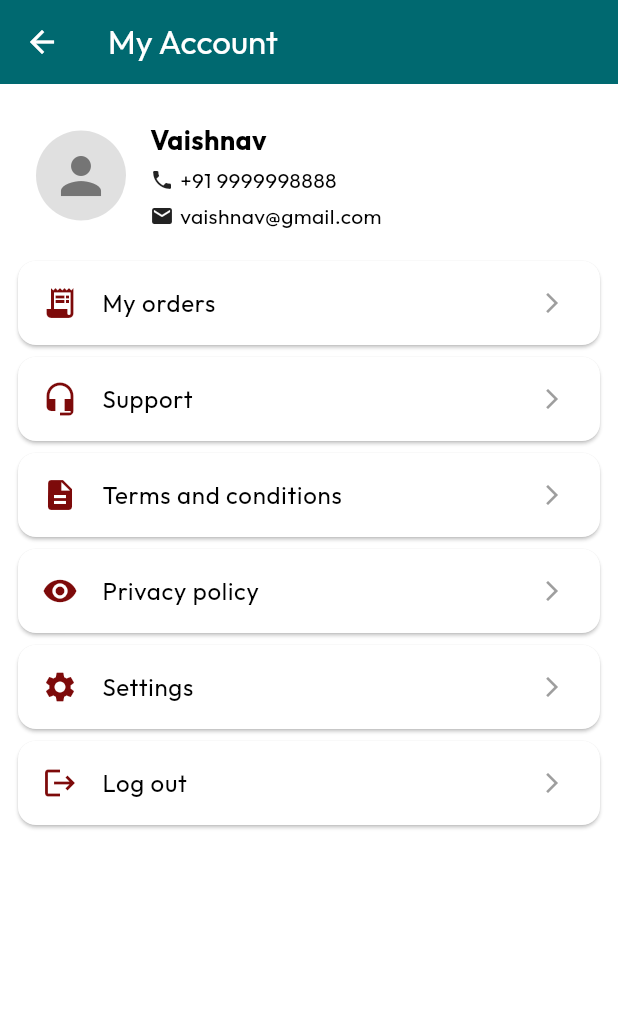
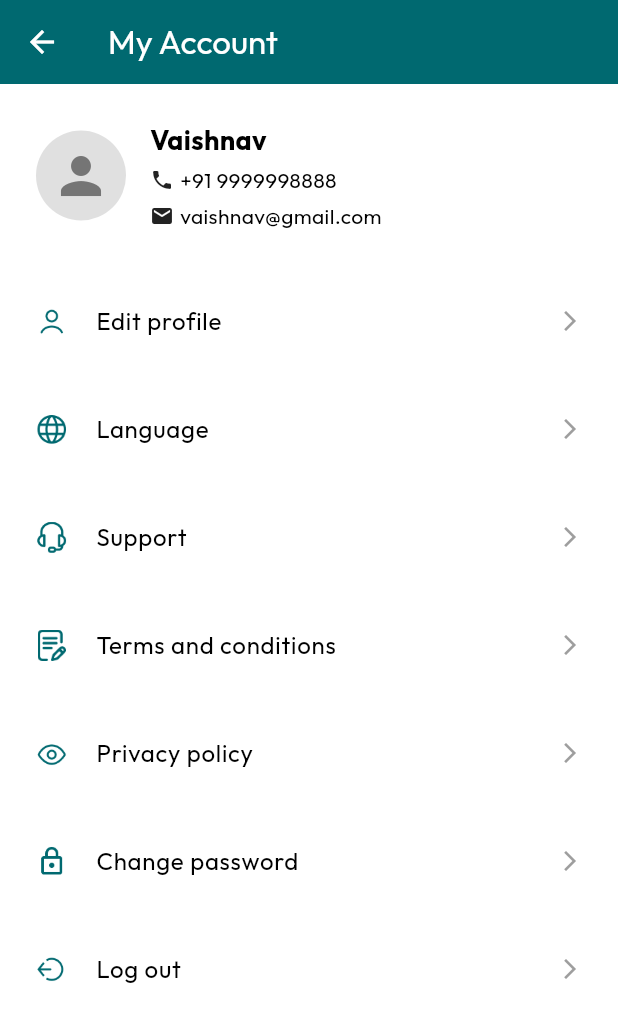
Before and after one commit to Yyshnav/DropGO, a Flutter app: the MyAccountScreen screen opened directly, on a phone screen of 412 x 824 dp. Shown: the top 1022 px of the screen. Run offline on Flutter 3.47's test engine with Material 3 defaults, Android fonts, the light colour scheme and no system bars; our stand-ins replace animated_text_kit, flutter_rating_bar, geocoding, geolocator, get, google_fonts and 4 more; missing offline and left inert: flutter_phone_direct_caller, flutter_sound.

Commit message:
language

```diff
--- /dev/null
+++ b/lib/app/constants/translations.dart
@@ -0,0 +1,102 @@
+import 'package:get/get.dart';
+
+class AppTranslations extends Translations {
+  @override
+  Map<String, Map<String, String>> get keys => {
+        'en_US': {
+          // repport emergency
+          'report_emergency': 'Report Emergency',
+          'location': 'Location',
+          'refresh': 'Refresh',
+          'select_emergency_type': 'Select Emergency Type',
+          'contact_admin': 'Contact Admin',
+          'call_999': 'Call 999',
+          'language': 'Language',
+          // Change Password
+          'Change Password':'Change Password',
+          'Current Password':'Current Password',
+          'Enter your current password':'Enter your current password',
+          'New Password':'New Password',
+          'Confirm Password':'Confirm Password',
+          'SAVE':'SAVE',
+          // order delivery
+          'Calendar':'Calendar',
+          'My Account':'My Account',
+          'Address':'Address',
+           "Support": "Support",
+           'View Delivery Map':'View Delivery Map',
+           "Pick Up Order":"Pick Up Order",
+
+        },
+        'ml_IN': {
+          'report_emergency': 'അടിയന്തര വിവരം അറിയിക്കുക',
+          'location': 'സ്ഥാനം',
+          'refresh': 'പുതുക്കുക',
+          'select_emergency_type': 'അടിയന്തര തരം തിരഞ്ഞെടുക്കുക',
+          'contact_admin': 'അഡ്മിനുമായി ബന്ധപ്പെടുക',
+          'call_999': '999ന് വിളിക്കുക',
+          'language': 'ഭാഷ',
+          //  Change Password
+          'Change Password': 'പാസ്‌വേഡ് മാറ്റുക',
+          'Current Password': 'നിലവിലെ പാസ്‌വേഡ്',
+          'Enter your current password': 'നിങ്ങളുടെ നിലവിലെ പാസ്‌വേഡ് നൽകുക',
+          'New Password': 'പുതിയ പാസ്‌വേഡ്',
+          'Confirm Password': 'പാസ്‌വേഡ് സ്ഥിരീകരിക്കുക',
+          'SAVE': 'സേവ് ചെയ്യുക',
+          // order delivery
+          'Calendar': 'കലണ്ടർ',
+          'My Account': 'എൻ്റെ അക്കൗണ്ട്',
+          'Address': 'വിലാസം',
+          'Support': 'സഹായം',
+          'View Delivery Map': 'ഡെലിവറി മാപ്പ് കാണുക',
+          'Pick Up Order': 'ഓർഡർ എടുക്കുക',
+
+        },
+        'ar_SA': {
+          'report_emergency': 'الإبلاغ عن حالة طارئة',
+          'location': 'الموقع',
+          'refresh': 'تحديث',
+          'select_emergency_type': 'اختر نوع الطوارئ',
+          'contact_admin': 'اتصل بالإدارة',
+          'call_999': 'اتصل على 999',
+          'language': 'اللغة',
+          // Change Password
+          'Change Password': 'تغيير كلمة المرور',
+          'Current Password': 'كلمة المرور الحالية',
+          'Enter your current password': 'أدخل كلمة المرور الحالية',
+          'New Password': 'كلمة المرور الجديدة',
+          'Confirm Password': 'تأكيد كلمة المرور',
+          'SAVE': 'حفظ',
+          // order delivery
+          'Calendar': 'التقويم',
+          'My Account': 'حسابي',
+          'Address': 'العنوان',
+          'Support': 'الدعم',
+          'View Delivery Map': 'عرض خريطة التوصيل',
+          'Pick Up Order': 'استلام الطلب',
+        },
+        'hi_IN': {
+          'report_emergency': 'आपातकाल की रिपोर्ट करें',
+          'location': 'स्थान',
+          'refresh': 'रिफ्रेश करें',
+          'select_emergency_type': 'आपातकालीन प्रकार चुनें',
+          'contact_admin': 'प्रशासन से संपर्क करें',
+          'call_999': '999 पर कॉल करें',
+          'language': 'भाषा',
+          // Change Password
+          'Change Password': 'पासवर्ड बदलें',
+          'Current Password': 'वर्तमान पासवर्ड',
+          'Enter your current password': 'अपना वर्तमान पासवर्ड दर्ज करें',
+          'New Password': 'नया पासवर्ड',
+          'Confirm Password': 'पासवर्ड की पुष्टि करें',
+          'SAVE': 'सहेजें',
+          // order delivery
+          'Calendar': 'कैलेंडर',
+          'My Account': 'मेरा खाता',
+          'Address': 'पता',
+          'Support': 'सहायता',
+          'View Delivery Map': 'डिलीवरी मानचित्र देखें',
+          'Pick Up Order': 'ऑर्डर पिक करें',
+        },
+      };
+}
--- /dev/null
+++ b/lib/app/controllers/language_controller.dart
@@ -0,0 +1,22 @@
+import 'package:flutter/material.dart';
+import 'package:get/get.dart';
+
+class LanguageController extends GetxController {
+  var showLanguageOptions = false.obs;
+
+  final languages = [
+    {'name': 'English', 'locale': const Locale('en', 'US')},
+    {'name': 'മലയാളം', 'locale': const Locale('ml', 'IN')},
+    {'name': 'العربية', 'locale': const Locale('ar', 'SA')},
+    {'name': 'हिंदी', 'locale': const Locale('hi', 'IN')},
+  ];
+
+  void toggleLanguageOptions() {
+    showLanguageOptions.value = !showLanguageOptions.value;
+  }
+
+  void setLanguage(Locale locale) {
+    Get.updateLocale(locale);
+    showLanguageOptions.value = false;
+  }
+}
--- a/lib/app/routes/app_routes.dart
+++ b/lib/app/routes/app_routes.dart
@@ -8,6 +8,7 @@ import 'package:dropgo/app/views/login_screen.dart';
 import 'package:dropgo/app/views/delivery_order.dart';
 import 'package:dropgo/app/views/delivery_success.dart';
 import 'package:dropgo/app/views/help_center.dart';
+import 'package:dropgo/app/views/my_account.dart';
 import 'package:dropgo/app/views/onboarding1_screen.dart';
 import 'package:dropgo/app/views/onboarding2_screen.dart';
 import 'package:dropgo/app/views/onboarding3_screen.dart';
@@ -27,6 +28,7 @@ class AppRoutes {
   static const reportemergency = '/reportemergency';
   static const deliveryorder = '/deliveryorder';
   static const orderdetails = '/orderdetails';
+  static const account = '/account';
 
   static final routes = [
     GetPage(name: onboarding1, page: () => IntroScreen()),
@@ -38,5 +40,6 @@ class AppRoutes {
     GetPage(name: helpcenter, page: () => HelpCenterPage()),
     GetPage(name: chat, page: () => ChatScreen()),
     GetPage(name: reportemergency, page: () => ReportEmergencyScreen()),
+    GetPage(name: account, page: () => MyAccountScreen()),
   ];
 }
--- a/lib/app/views/change_password.dart
+++ b/lib/app/views/change_password.dart
@@ -1,5 +1,6 @@
 import 'package:dropgo/app/constants/colors.dart';
 import 'package:flutter/material.dart';
+import 'package:get/get.dart';
 
 class ChangePasswordScreen extends StatelessWidget {
   final TextEditingController currentPasswordController =
@@ -46,7 +47,7 @@ class ChangePasswordScreen extends StatelessWidget {
               children: [
                 Center(
                   child: Text(
-                    "Change Password",
+                    "Change Password".tr,
                     style: TextStyle(
                       fontSize: width * 0.05,
                       fontWeight: FontWeight.bold,
@@ -57,23 +58,23 @@ class ChangePasswordScreen extends StatelessWidget {
                 ),
                 SizedBox(height: height * 0.03),
                 buildPasswordField(
-                  label: 'Current Password',
+                  label: 'Current Password'.tr,
                   controller: currentPasswordController,
-                  hint: 'Enter your current password',
+                  hint: 'Enter your current password'.tr,
                   width: width,
                 ),
                 SizedBox(height: height * 0.02),
                 buildPasswordField(
-                  label: 'New Password',
+                  label: 'New Password'.tr,
                   controller: newPasswordController,
-                  hint: 'New password',
+                  hint: 'New password'.tr,
                   width: width,
                 ),
                 SizedBox(height: height * 0.02),
                 buildPasswordField(
-                  label: 'Confirm Password',
+                  label: 'Confirm Password'.tr,
                   controller: confirmPasswordController,
-                  hint: 'Confirm password',
+                  hint: 'Confirm password'.tr,
                   width: width,
                 ),
                 SizedBox(height: height * 0.04),
@@ -92,7 +93,7 @@ class ChangePasswordScreen extends StatelessWidget {
                       ),
                     ),
                     child: Text(
-                      'SAVE',
+                      'SAVE'.tr,
                       style: TextStyle(
                         fontWeight: FontWeight.bold,
                         fontSize: width * 0.04,
--- a/lib/app/views/delivery_order.dart
+++ b/lib/app/views/delivery_order.dart
@@ -123,26 +123,26 @@ class DropScreen extends StatelessWidget {
                 buildMenuItem(
                   context,
                   icon: Icons.calendar_month,
-                  label: "Calendar",
-                  selected: drawerController.selectedItem.value == "Calendar",
+                  label: "Calendar".tr,
+                  selected: drawerController.selectedItem.value == "Calendar".tr,
                 ),
                 buildMenuItem(
                   context,
                   icon: Icons.person_outline,
-                  label: "My Account",
-                  selected: drawerController.selectedItem.value == "My Account",
+                  label: "My Account".tr,
+                  selected: drawerController.selectedItem.value == "My Account".tr,
                 ),
                 buildMenuItem(
                   context,
                   icon: Icons.location_on_outlined,
-                  label: "Address",
-                  selected: drawerController.selectedItem.value == "Address",
+                  label: "Address".tr,
+                  selected: drawerController.selectedItem.value == "Address".tr,
                 ),
                 buildMenuItem(
                   context,
                   icon: Icons.support_agent,
-                  label: "Support",
-                  selected: drawerController.selectedItem.value == "Support",
+                  label: "Support".tr,
+                  selected: drawerController.selectedItem.value == "Support".tr,
                 ),
               ],
             ),
@@ -271,8 +271,8 @@ class DropScreen extends StatelessWidget {
                                 borderRadius: BorderRadius.circular(12),
                               ),
                             ),
-                            child: const Text(
-                              "Pick Up Order",
+                            child:  Text(
+                              "Pick Up Order".tr,
                               style: TextStyle(
                                 color: AppColors.lightBackground,
                               ),
--- a/lib/app/views/my_account.dart
+++ b/lib/app/views/my_account.dart
@@ -1,123 +1,73 @@
 import 'package:dropgo/app/constants/colors.dart';
+import 'package:dropgo/app/constants/custom_size.dart';
+import 'package:dropgo/app/controllers/language_controller.dart';
 import 'package:flutter/material.dart';
-
-
+import 'package:get/get.dart';
 
 class MyAccountScreen extends StatelessWidget {
+  final LanguageController langController = Get.put(LanguageController());
+
   @override
   Widget build(BuildContext context) {
     return Scaffold(
       backgroundColor: Colors.white,
       appBar: AppBar(
-        leading: IconButton(
-          icon: Icon(Icons.arrow_back, color: Colors.white),
-          onPressed: () {},
-        ),
-        title: Text(
-          'My Account',
-          style: TextStyle(color: Colors.white),
-        ),
-        backgroundColor: AppColors.primary, // Red color from the image
+        leading: const BackButton(color: Colors.white),
+        title: const Text('My Account', style: TextStyle(color: Colors.white)),
+        backgroundColor: AppColors.primary,
       ),
       body: Padding(
         padding: const EdgeInsets.all(8.0),
         child: Column(
           children: [
-            // Header Section
-            Container(
-              // color: Color(0xFF7D0A0A),
-              padding: EdgeInsets.all(16.0),
-              child: Row(
-                children: [
-                  CircleAvatar(
-                    radius: 30,
-                    backgroundColor: Colors.grey[300],
-                    child: Icon(
-                      Icons.person,
-                      size: 40,
-                      color: Colors.grey[600],
-                    ),
-                  ),
-                  SizedBox(width: 16),
-                  Expanded(
-                    child: Column(
-                      crossAxisAlignment: CrossAxisAlignment.start,
-                      children: [
-                        Text(
-                          'Vaishnav',
-                          style: TextStyle(
-
-                            fontSize: 18,
-                            fontWeight: FontWeight.bold,
-                          ),
-                        ),
-                        SizedBox(height: 4),
-                        Row(
-                          children: [
-                            Icon(Icons.phone,  size: 16),
-                            SizedBox(width: 4),
-                            Text(
-                              '+91 9999998888',
-                              style: TextStyle( fontSize: 14),
-                            ),
-                          ],
-                        ),
-                        SizedBox(height: 4),
-                        Row(
-                          children: [
-                            Icon(Icons.email,  size: 16),
-                            SizedBox(width: 4),
-                            Text(
-                              'vaishnav@gmail.com',
-                              style: TextStyle(fontSize: 14),
-                            ),
-                          ],
-                        ),
-                      ],
-                    ),
-                  ),
-                  TextButton(
-                    onPressed: () {},
-                    child: Text(
-                      'Edit profile',
-                      style: TextStyle(color: Colors.white, fontSize: 14),
-                    ),
-                  ),
-                ],
-              ),
-            ),
-            // Menu List
+            _buildHeader(),
+            Responsive.h(context, 1),
             Expanded(
               child: ListView(
                 children: [
                   _buildMenuItem(
-                    icon: Icons.receipt_long,
-                    title: 'My orders',
+                    image: "assets/images/profile.png",
+                    title: 'Edit profile',
                     onTap: () {},
                   ),
                   _buildMenuItem(
-                    icon: Icons.headset_mic,
+                    image: "assets/images/lang.png",
+                    title: 'language'.tr,
+                    onTap: langController.toggleLanguageOptions,
+                  ),
+                  Obx(() => langController.showLanguageOptions.value
+                      ? Padding(
+                        padding: const EdgeInsets.symmetric(horizontal: 12),
+                        child: Container(
+                          decoration: BoxDecoration(
+                            color: AppColors.lightyellowBg,
+                            borderRadius: BorderRadius.circular(12),
+                          ),
+                          child: _buildLanguageCards()),
+                      )
+                      : const SizedBox()),
+                  _buildMenuItem(
+                    image: "assets/images/support.png",
                     title: 'Support',
                     onTap: () {},
                   ),
                   _buildMenuItem(
-                    icon: Icons.description,
+                    image: "assets/images/terms.png",
                     title: 'Terms and conditions',
                     onTap: () {},
-        //  auto= true;
                   ),
                   _buildMenuItem(
-                    icon: Icons.visibility,
+                    image: "assets/images/privacy.png",
                     title: 'Privacy policy',
                     onTap: () {},
                   ),
                   _buildMenuItem(
-                    icon: Icons.settings,
-                    title: 'Settings',
+                    image: "assets/images/changepwd.png",
+                    title: 'Change password',
                     onTap: () {},
                   ),
                   _buildMenuItem(
-                    icon: Icons.logout,
+                    image: "assets/images/logout.png",
                     title: 'Log out',
                     onTap: () {},
                   ),
@@ -130,27 +80,91 @@ class MyAccountScreen extends StatelessWidget {
     );
   }
 
+  Widget _buildHeader() {
+    return Container(
+      padding: const EdgeInsets.all(16.0),
+      child: Row(
+        children: [
+          CircleAvatar(
+            radius: 30,
+            backgroundColor: Colors.grey[300],
+            child: Icon(Icons.person, size: 40, color: Colors.grey[600]),
+          ),
+          const SizedBox(width: 16),
+          Expanded(
+            child: Column(
+              crossAxisAlignment: CrossAxisAlignment.start,
+              children: [
+                const Text('Vaishnav',
+                    style:
+                        TextStyle(fontSize: 18, fontWeight: FontWeight.bold)),
+                const SizedBox(height: 4),
+                Row(
+                  children: const [
+                    Icon(Icons.phone, size: 16),
+                    SizedBox(width: 4),
+                    Text('+91 9999998888', style: TextStyle(fontSize: 14)),
+                  ],
+                ),
+                const SizedBox(height: 4),
+                Row(
+                  children: const [
+                    Icon(Icons.email, size: 16),
+                    SizedBox(width: 4),
+                    Text('vaishnav@gmail.com', style: TextStyle(fontSize: 14)),
+                  ],
+                ),
+              ],
+            ),
+          ),
+          TextButton(
+            onPressed: () {},
+            child: const Text('Edit profile',
+                style: TextStyle(color: Colors.white)),
+          ),
+        ],
+      ),
+    );
+  }
+
   Widget _buildMenuItem({
-    required IconData icon,
+    required String image,
     required String title,
     required VoidCallback onTap,
   }) {
-    return Card(
-      child: ListTile(
-        leading: Icon(
-          icon,
-          color: Color(0xFF7D0A0A), // Red color for icons
-        ),
-        title: Text(
-          title,
-          style: TextStyle(fontSize: 16),
-        ),
-        trailing: Icon(
-          Icons.arrow_forward_ios,
-          color: Colors.grey,
-          size: 16,
-        ),
-        onTap: onTap,
+    return ListTile(
+      contentPadding: const EdgeInsets.symmetric(horizontal: 16, vertical: 8),
+      leading: Image.asset(
+        image,
+        color: AppColors.primary,
+        height: 21,
+        width: 21,
+      ),
+      title: Text(title, style: const TextStyle(fontSize: 16)),
+      trailing: const Icon(Icons.arrow_forward_ios,
+          color: Colors.grey, size: 16),
+      onTap: onTap,
+    );
+  }
+
+  Widget _buildLanguageCards() {
+    return Padding(
+      padding: const EdgeInsets.symmetric(horizontal: 16.0, vertical: 8),
+      child: GetBuilder<LanguageController>(
+        builder: (controller) {
+          return Column(
+            children: controller.languages.map((lang) {
+              return ListTile(
+                onTap: () => controller.setLanguage(lang['locale'] as Locale),
+                leading: const Icon(Icons.language, color: AppColors.primary),
+                title: Text(
+                  lang['name'] as String,
+                  style: const TextStyle(fontWeight: FontWeight.w600, fontSize: 14),
+                ),
+              );
+            }).toList(),
+          );
+        },
       ),
     );
   }
--- a/lib/app/views/report_emergency.dart
+++ b/lib/app/views/report_emergency.dart
@@ -8,21 +8,22 @@ class ReportEmergencyScreen extends StatelessWidget {
   ReportEmergencyScreen({super.key});
   final EmergencyController controller = Get.put(EmergencyController());
 
-  final List<Map<String, dynamic>> emergencyTypes = [
-    {'icon': Icons.car_crash, 'label': 'Accident'},
-    {'icon': Icons.fire_truck, 'label': 'Fire'},
-    {'icon': Icons.medical_services, 'label': 'Medical'},
-    // {'icon': Icons.water_drop, 'label': 'Flood'},
-    {'icon': Icons.local_police, 'label': 'Police'},
-    {'icon': Icons.more_horiz, 'label': 'Other'},
-  ];
+  // final List<Map<String, dynamic>> emergencyTypes = [
+  //   {'icon': Icons.car_crash, 'label': 'Accident'},
+  //   {'icon': Icons.fire_truck, 'label': 'Fire'},
+  //   {'icon': Icons.medical_services, 'label': 'Medical'},
+  //   // {'icon': Icons.water_drop, 'label': 'Flood'},
+  //   {'icon': Icons.local_police, 'label': 'Police'},
+  //   {'icon': Icons.more_horiz, 'label': 'Other'},
+  // ];
 
 
   @override
   Widget build(BuildContext context) {
     return Scaffold(
+
       appBar: AppBar(
-        title: const Text('Report Emergency'),
+        title:  Text('report_emergency'.tr),
         leading: const BackButton(color: Colors.black),
         backgroundColor: Colors.white,
         elevation: 0,
@@ -34,8 +35,8 @@ class ReportEmergencyScreen extends StatelessWidget {
         child: ListView(
           children: [
             const SizedBox(height: 10),
-            const Text(
-              'Location',
+           Text(
+              'location'.tr,
               style: TextStyle(fontWeight: FontWeight.bold),
             ),
             Responsive.h(context, 1),
@@ -71,8 +72,8 @@ class ReportEmergencyScreen extends StatelessWidget {
                     trailing: InkWell(
                       onTap: controller.refreshLocation
 ,
-                      child: const Text(
-                        'Refresh',
+                      child:  Text(
+                        'refresh'.tr,
                         style: TextStyle(
                           color: AppColors.primary,
                           fontWeight: FontWeight.w900,
@@ -87,8 +88,8 @@ class ReportEmergencyScreen extends StatelessWidget {
             Responsive.h(context, 1),
             Divider(color: Colors.black12),
             const SizedBox(height: 20),
-            const Text(
-              'Select Emergency type',
+             Text(
+              'select_emergency_type'.tr,
               style: TextStyle(fontWeight: FontWeight.bold),
             ),
             const SizedBox(height: 10),
@@ -98,15 +99,15 @@ class ReportEmergencyScreen extends StatelessWidget {
     children: [
       _buildEmergencyCard(
         icon: Icons.local_police,
-        label: 'Call 999',
-        selected: controller.selectedType.value == 'Call 999',
-        onTap: () => controller.selectEmergency('Call 999'),
+        label: 'call_999'.tr,
+        selected: controller.selectedType.value == 'call_999'.tr,
+        onTap: () => controller.selectEmergency('call_999'.tr),
       ),
       _buildEmergencyCard(
         icon: Icons.admin_panel_settings,
-        label: 'Contact Admin',
-        selected: controller.selectedType.value == 'Contact Admin',
-        onTap: () => controller.selectEmergency('Contact Admin'),
+        label: 'contact_admin'.tr,
+        selected: controller.selectedType.value == 'contact_admin'.tr,
+        onTap: () => controller.selectEmergency('contact_admin'.tr),
       ),
     ],
   );
--- a/lib/main.dart
+++ b/lib/main.dart
@@ -1,7 +1,9 @@
 import 'package:dropgo/app/constants/app_theme.dart';
+import 'package:dropgo/app/constants/translations.dart';
 import 'package:dropgo/app/routes/app_routes.dart';
 import 'package:flutter/material.dart';
 import 'package:get/get.dart';
+import 'package:http/http.dart';
 
 void main() {
   runApp(const MyApp());
@@ -13,10 +15,16 @@ class MyApp extends StatelessWidget {
   @override
   Widget build(BuildContext context) {
     return GetMaterialApp(
-      title: 'DineTime',
+      translations: AppTranslations(),
+      // locale: const Locale('en', 'US'),
+
+      locale: Get.deviceLocale ,
+      fallbackLocale: const Locale('en', 'US'),
+      title: 'DropGo',
       debugShowCheckedModeBanner: false,
       theme: AppTheme.theme,
-      initialRoute: AppRoutes.reportemergency,
+      initialRoute: AppRoutes.reportemergency
+      ,
       getPages: AppRoutes.routes,
     );
   }
```
Also changed, not shown: assets/images/changepwd.png (added), assets/images/feedback.png (added), assets/images/lang.png (added), assets/images/logout.png (added), assets/images/privacy.png (added), assets/images/profile.png (added), assets/images/support.png (added), assets/images/terms.png (added).
